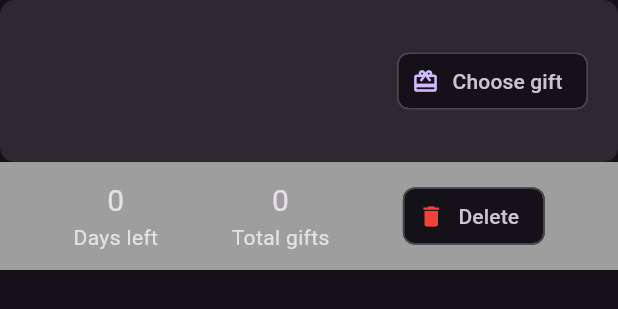
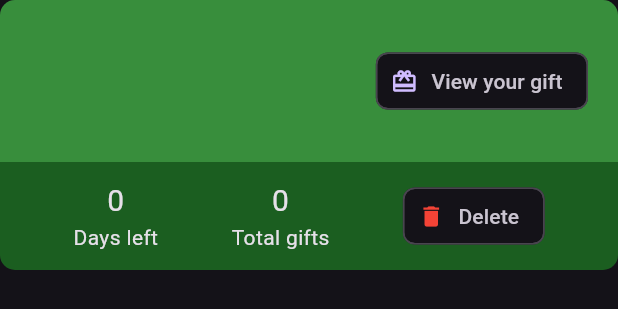
Before and after one commit to PradipDhanraj/flutter_201_kartlab, a Flutter app: the RegistryWidget widget shown alone on an empty page, opened directly with empty values, on a phone screen of 412 x 824 dp. Shown: the top 309 px of the screen. Run offline on Flutter 3.47's test engine with Material 3 defaults, Android fonts, the light colour scheme and no system bars; our stand-ins replace bloc, flutter_bloc, get_it, shared_preferences; missing offline and left inert: flutter_cupertino_datetime_picker; accounts and stored records are empty; generated files the repository leaves out were written again.

Commit message:
minor updates

```diff
--- a/lib/src/modules/gifts/bloc/gifts_bloc.dart
+++ b/lib/src/modules/gifts/bloc/gifts_bloc.dart
@@ -54,7 +54,7 @@ class GiftsBloc extends Bloc<GiftsEvent, GiftsState> {
     await sharedService.prefs.clear();
     if (!eventModel.gifts.any((element) => element.productName == event.gift.productName)) {
       eventModel.gifts.add(event.gift);
-    }
+    }eventModel.yourGift = event.gift;
     list.add(eventModel);
     sharedService.setData('registry', list.map((e) => e.eventModelToJsonString()).toList());
     ScaffoldMessenger.of(AppNavigation.navigatorKey.currentContext!).showSnackBar(
@@ -63,5 +63,7 @@ class GiftsBloc extends Bloc<GiftsEvent, GiftsState> {
     emit(state.copyWith(
       event: eventModel,
     ));
+    refreshHomeRegistryList?.call();
+    AppNavigation.goBack();
   }
 }
--- a/lib/src/modules/home/service/models/registry_model.dart
+++ b/lib/src/modules/home/service/models/registry_model.dart
@@ -14,6 +14,7 @@ class EventModel {
   DateTime eventDate;
   String desc;
   List<Products> gifts;
+  Products? yourGift;
 
   EventModel({
     required this.id,
@@ -21,6 +22,7 @@ class EventModel {
     required this.eventDate,
     required this.desc,
     this.gifts = const [],
+    this.yourGift,
   });
 
   factory EventModel.fromJson(Map<String, dynamic> json) => EventModel(
@@ -29,6 +31,7 @@ class EventModel {
         eventDate: DateTime.parse(json["eventDate"]),
         desc: json["desc"],
         gifts: List<Products>.from(json["gifts"].map((x) => Products.fromJson(x))),
+        yourGift: json["yourGift"] != null ? Products.fromJson(json["yourGift"]) : null,
       );
 
   Map<String, dynamic> toJson() => {
@@ -36,7 +39,10 @@ class EventModel {
         "title": title,
         "eventDate": eventDate.toString(),
         "desc": desc,
-        "gifts": List<dynamic>.from(gifts.map((x) => x.toJson())),
+        "gifts": List<dynamic>.from(
+          gifts.map((x) => x.toJson()),
+        ),
+        "yourGift": yourGift?.toJson(),
       };
 
   String eventModelToJsonString() => json.encode(toJson());
--- a/lib/src/modules/home/view/home.dart
+++ b/lib/src/modules/home/view/home.dart
@@ -25,8 +25,9 @@ class Home extends StatelessWidget {
           actions: [
             InkWell(
               onTap: () {
-                ((ModalRoute.of(context)!.settings.arguments as List).first as Function).call();
-                AppNavigation.goBack();
+                AppNavigation.navigateTo(CreateRegistry.routeName).then((value) {
+                  context.read<HomeBloc>().add(AddRegistryEvent(value));
+                });
               },
               child: const Chip(
                 label: Text('New Event'),
@@ -34,18 +35,18 @@ class Home extends StatelessWidget {
               ),
             ),
           ]),
-      floatingActionButton: InkWell(
-        splashColor: Colors.black,
-        onTap: () {
-          AppNavigation.navigateTo(CreateRegistry.routeName).then((value) {
-            context.read<HomeBloc>().add(AddRegistryEvent(value));
-          });
-        },
-        child: const Icon(
-          Icons.add_circle_sharp,
-          size: 40,
-        ),
-      ),
+      // floatingActionButton: InkWell(
+      //   splashColor: Colors.black,
+      //   onTap: () {
+      //     AppNavigation.navigateTo(CreateRegistry.routeName).then((value) {
+      //       context.read<HomeBloc>().add(AddRegistryEvent(value));
+      //     });
+      //   },
+      //   child: const Icon(
+      //     Icons.add_circle_sharp,
+      //     size: 40,
+      //   ),
+      // ),
       body: BlocBuilder<HomeBloc, HomeState>(
         builder: (context, state) {
           return Padding(
@@ -84,9 +85,7 @@ class Home extends StatelessWidget {
                   AppNavigation.popUntil(Home.routeName);
                   break;
                 case 1:
-                  context.read<CommonBloc>().add(NavigationEvent(AddGiftsPage.routeName));
-                  break;
-                case 2:
+                  // context.read<CommonBloc>().add(NavigationEvent(AddGiftsPage.routeName));
                   break;
                 default:
               }
@@ -98,12 +97,8 @@ class Home extends StatelessWidget {
                 label: 'Registry',
               ),
               BottomNavigationBarItem(
-                icon: Icon(Icons.add),
-                label: 'Add Item',
-              ),
-              BottomNavigationBarItem(
-                icon: Icon(Icons.share),
-                label: 'Share List',
+                icon: Icon(Icons.list),
+                label: 'Registry List',
               ),
             ],
           );
@@ -130,7 +125,13 @@ class RegistryWidget extends StatelessWidget {
           Flexible(
             flex: 3,
             child: Container(
-              decoration: const BoxDecoration(color: Colors.white10, borderRadius: BorderRadius.all(Radius.circular(10))),
+              decoration: BoxDecoration(
+                color: data.yourGift == null ? Colors.white10 : Colors.green.shade700,
+                borderRadius: const BorderRadius.only(
+                  topLeft: Radius.circular(10),
+                  topRight: Radius.circular(10),
+                ),
+              ),
               child: Padding(
                 padding: const EdgeInsets.symmetric(horizontal: 20),
                 child: Row(
@@ -148,7 +149,7 @@ class RegistryWidget extends StatelessWidget {
                         if (data.desc.isNotEmpty)
                           Text(
                             data.desc,
-                            style: const TextStyle(fontSize: 30),
+                            style: const TextStyle(fontSize: 15),
                           ),
                       ],
                     ),
@@ -170,9 +171,9 @@ class RegistryWidget extends StatelessWidget {
                                   ),
                                 );
                           },
-                          child: const Chip(
-                            label: Text('Choose gift'),
-                            avatar: Icon(Icons.card_giftcard),
+                          child: Chip(
+                            label: Text(data.yourGift == null ? 'Choose gift' : "View your gift"),
+                            avatar: const Icon(Icons.card_giftcard),
                           ),
                         ),
                         // InkWell(
@@ -191,7 +192,13 @@ class RegistryWidget extends StatelessWidget {
           Flexible(
             flex: 2,
             child: Container(
-              color: Colors.grey,
+              decoration: BoxDecoration(
+                color: data.yourGift == null ? Colors.grey : Colors.green.shade900,
+                borderRadius: const BorderRadius.only(
+                  bottomLeft: Radius.circular(10),
+                  bottomRight: Radius.circular(10),
+                ),
+              ),
               child: Row(
                 crossAxisAlignment: CrossAxisAlignment.stretch,
                 mainAxisSize: MainAxisSize.max,
```
